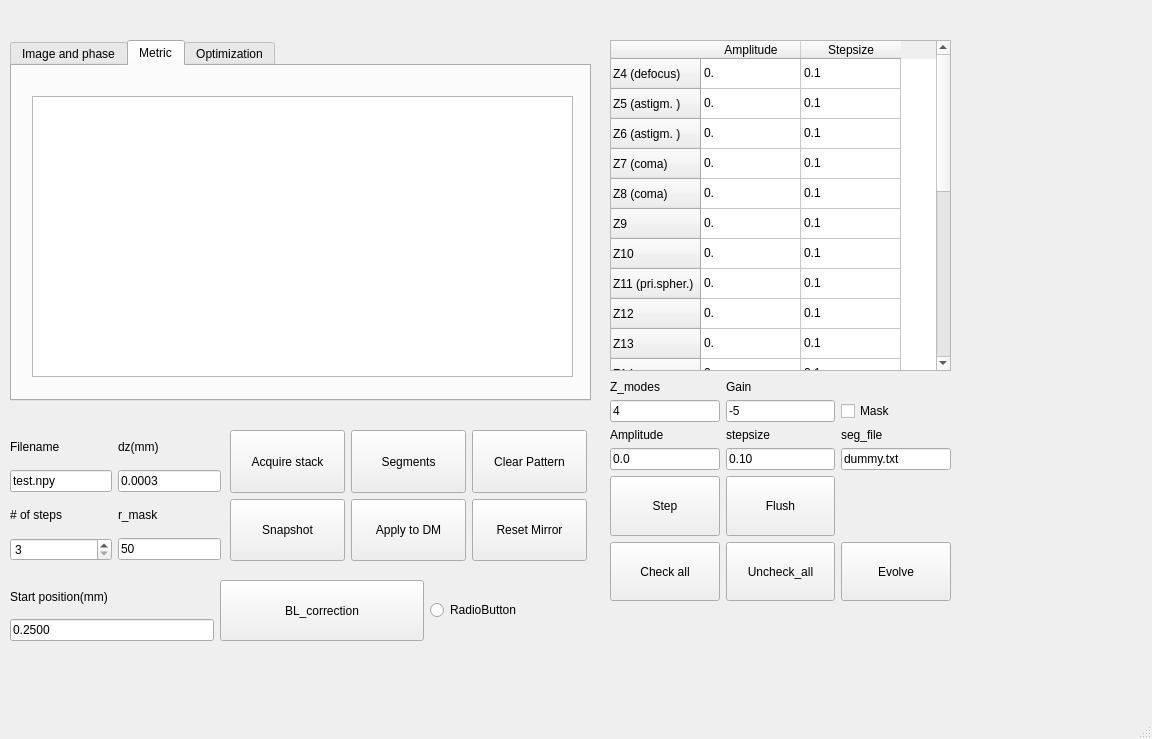
First picture: the form in modules/BMC_multicorrection/BMC_multicorrection_design.ui, repository Huanglab-ucsf/InControl, before the edit.
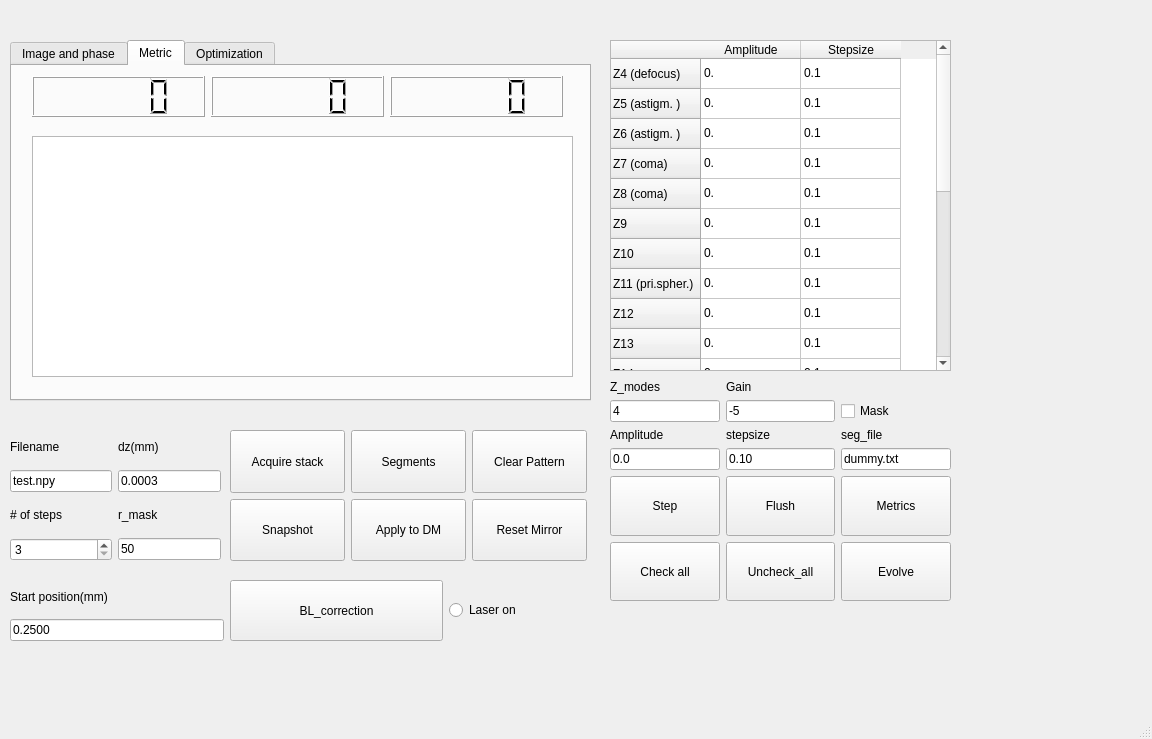
Second picture: the form after the edit. The open tabs and pages were chosen to show the change.

What changed in the file:
```diff
--- a/modules/BMC_multicorrection/BMC_multicorrection_design.ui
+++ b/modules/BMC_multicorrection/BMC_multicorrection_design.ui
@@ -126,7 +126,7 @@
      </rect>
     </property>
     <property name="currentIndex">
-     <number>0</number>
+     <number>1</number>
     </property>
     <widget class="QWidget" name="tab_image_phase">
      <attribute name="title">
@@ -161,12 +161,33 @@
       <property name="geometry">
        <rect>
         <x>20</x>
-        <y>30</y>
+        <y>70</y>
         <width>541</width>
-        <height>281</height>
+        <height>241</height>
        </rect>
       </property>
      </widget>
+     <widget class="QWidget" name="horizontalLayoutWidget_2">
+      <property name="geometry">
+       <rect>
+        <x>20</x>
+        <y>10</y>
+        <width>531</width>
+        <height>41</height>
+       </rect>
+      </property>
+      <layout class="QHBoxLayout" name="horizontalLayout_metrics">
+       <item>
+        <widget class="QLCDNumber" name="lcdNumber"/>
+       </item>
+       <item>
+        <widget class="QLCDNumber" name="lcdNumber_2"/>
+       </item>
+       <item>
+        <widget class="QLCDNumber" name="lcdNumber_3"/>
+       </item>
+      </layout>
+     </widget>
     </widget>
     <widget class="QWidget" name="tab_Optimize">
      <attribute name="title">
@@ -669,13 +690,6 @@
        </property>
       </widget>
      </item>
-     <item row="1" column="2">
-      <widget class="QCheckBox" name="checkBox_mask">
-       <property name="text">
-        <string>Mask</string>
-       </property>
-      </widget>
-     </item>
      <item row="5" column="2">
       <widget class="QPushButton" name="pushButton_evolve">
        <property name="sizePolicy">
@@ -715,6 +729,26 @@
        </property>
       </widget>
      </item>
+     <item row="1" column="2">
+      <widget class="QCheckBox" name="checkBox_mask">
+       <property name="text">
+        <string>Mask</string>
+       </property>
+      </widget>
+     </item>
+     <item row="4" column="2">
+      <widget class="QPushButton" name="pushButton_singleEval">
+       <property name="sizePolicy">
+        <sizepolicy hsizetype="Minimum" vsizetype="Expanding">
+         <horstretch>0</horstretch>
+         <verstretch>0</verstretch>
+        </sizepolicy>
+       </property>
+       <property name="text">
+        <string>Metrics</string>
+       </property>
+      </widget>
+     </item>
     </layout>
    </widget>
    <widget class="QWidget" name="gridLayoutWidget">
@@ -864,7 +898,7 @@
      <item>
       <widget class="QRadioButton" name="radioButton_laser">
        <property name="text">
-        <string>RadioButton</string>
+        <string>Laser on</string>
        </property>
       </widget>
      </item>
```
